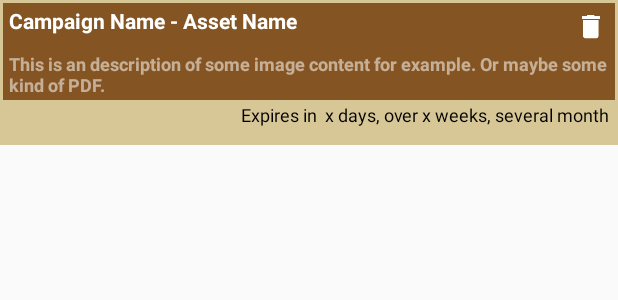
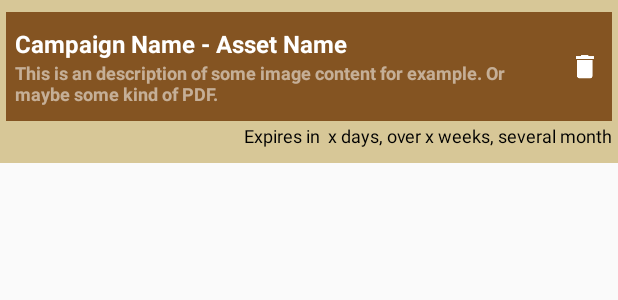
Before and after one commit to TimNowaczynski/weaver, an Android app: the layout scheduled_to_delete_list_item.xml on its own in the app's theme, with its tools: preview values and no code run, on a phone screen of 412 x 824 dp. Shown: the top 300 px of the screen. Run offline under Robolectric (Android 15) with nearby library versions, the phone set to English and light mode, and no system bars.

Commit message:
[Application/Testing]  * Changed mask for SecondaryTextColor from color-type to int value  * Implemented a few design changes to ScheduledToDeleteListItems  * Added LayoutManager to RecyclerView in ScheduledToDeleteFragment

```diff
--- a/app/src/main/java/de/quarian/weaver/assets/ScheduledToDeleteFragmentViewHolder.java
+++ b/app/src/main/java/de/quarian/weaver/assets/ScheduledToDeleteFragmentViewHolder.java
@@ -1,10 +1,12 @@
 package de.quarian.weaver.assets;
 
+import android.content.Context;
 import android.view.View;
 
 import java.util.List;
 
 import androidx.annotation.NonNull;
+import androidx.recyclerview.widget.LinearLayoutManager;
 import androidx.recyclerview.widget.RecyclerView;
 import de.quarian.weaver.WeaverLayoutInflater;
 import de.quarian.weaver.theming.ThemeProvider;
@@ -18,7 +20,9 @@ public class ScheduledToDeleteFragmentViewHolder extends RecyclerView.ViewHolder
                                                @NonNull final ThemeProvider themeProvider) {
         super(itemView);
         final RecyclerView recyclerView = (RecyclerView) itemView;
-        this.adapter = new ScheduledToDeleteListItemAdapter(recyclerView.getContext(), weaverLayoutInflater, themeProvider);
+        final Context context = recyclerView.getContext();
+        this.adapter = new ScheduledToDeleteListItemAdapter(context, weaverLayoutInflater, themeProvider);
+        recyclerView.setLayoutManager(new LinearLayoutManager(context));
         recyclerView.setAdapter(adapter);
         /*
             TODO: [Purely optional] Think about a transition from a campaign
--- a/app/src/main/java/de/quarian/weaver/assets/ScheduledToDeleteListItemAdapter.java
+++ b/app/src/main/java/de/quarian/weaver/assets/ScheduledToDeleteListItemAdapter.java
@@ -69,6 +69,5 @@ public class ScheduledToDeleteListItemAdapter extends RecyclerView.Adapter<Sched
     public void setAssetDisplayObjects(final List<AssetDisplayObject> assetDisplayObjects) {
         this.assetDisplayObjects.clear();
         this.assetDisplayObjects.addAll(assetDisplayObjects);
-        notifyDataSetChanged();
     }
 }
--- a/app/src/main/java/de/quarian/weaver/theming/ThemeDisplayObject.java
+++ b/app/src/main/java/de/quarian/weaver/theming/ThemeDisplayObject.java
@@ -68,7 +68,7 @@ public class ThemeDisplayObject {
 
     private static ThemeDisplayObject createFantasyThemeDisplayObject(@NonNull final Context context) {
         final Resources resources = context.getResources();
-        final int alphaMask = resources.getColor(R.color.secondaryTextColorAlphaMask);
+        final int alphaMask = resources.getInteger(R.integer.secondaryTextColorAlphaMask);
 
         final ThemeDisplayObject themeDisplayObject = new ThemeDisplayObject();
         themeDisplayObject.actionColor = resources.getColor(R.color.fantasySecondaryColor);
@@ -84,7 +84,7 @@ public class ThemeDisplayObject {
 
     private static ThemeDisplayObject createModernThemeDisplayObject(@NonNull final Context context) {
         final Resources resources = context.getResources();
-        final int alphaMask = resources.getColor(R.color.secondaryTextColorAlphaMask);
+        final int alphaMask = resources.getInteger(R.integer.secondaryTextColorAlphaMask);
 
         final ThemeDisplayObject themeDisplayObject = new ThemeDisplayObject();
         themeDisplayObject.actionColor = resources.getColor(R.color.modernSecondaryDarkColor);
@@ -100,7 +100,7 @@ public class ThemeDisplayObject {
 
     private static ThemeDisplayObject createFromTheme(@NonNull final Context context, @NonNull final Theme theme) {
         final Resources resources = context.getResources();
-        final int alphaMask = resources.getColor(R.color.secondaryTextColorAlphaMask);
+        final int alphaMask = resources.getInteger(R.integer.secondaryTextColorAlphaMask);
 
         final ThemeDisplayObject themeDisplayObject = new ThemeDisplayObject();
         themeDisplayObject.actionColor = Color.argb(theme.actionColorA, theme.actionColorR, theme.actionColorG, theme.actionColorB);
--- a/app/src/main/java/de/quarian/weaver/theming/ThemePreviewFragment.java
+++ b/app/src/main/java/de/quarian/weaver/theming/ThemePreviewFragment.java
@@ -3,8 +3,6 @@ package de.quarian.weaver.theming;
 import android.os.AsyncTask;
 import android.os.Bundle;
 import android.view.View;
-
-import java.util.Objects;
 
 import javax.inject.Inject;
 
@@ -64,7 +62,7 @@ public class ThemePreviewFragment extends Fragment {
 
     public void setItemTextColor(int itemTextColor) {
         themeDisplayObject.itemTextColor = itemTextColor;
-        final int alphaMask = getResources().getColor(R.color.secondaryTextColorAlphaMask);
+        final int alphaMask = getResources().getInteger(R.integer.secondaryTextColorAlphaMask);
         themeDisplayObject.itemTextSecondaryColor = ColorUtils.setAlphaComponent(itemTextColor, alphaMask);
         refreshContent();
     }
--- a/app/src/main/res/layout/scheduled_to_delete_list_item.xml
+++ b/app/src/main/res/layout/scheduled_to_delete_list_item.xml
@@ -15,16 +15,21 @@
 
     <LinearLayout
         tools:background="@color/tools_background_color"
-        android:background="@{theme.backgroundColor}"
         android:onClick="@{asset::open}"
         android:orientation="vertical"
-        android:padding="2dp"
         android:layout_width="match_parent"
         android:layout_height="wrap_content">
 
         <androidx.constraintlayout.widget.ConstraintLayout
             android:background="@{theme.itemDrawable}"
             tools:background="@color/tools_item_background_color"
+            android:paddingTop="8dp"
+            android:paddingBottom="8dp"
+            android:paddingStart="2dp"
+            android:paddingEnd="2dp"
+            android:layout_marginTop="8dp"
+            android:layout_marginStart="4dp"
+            android:layout_marginEnd="4dp"
             android:layout_width="match_parent"
             android:layout_height="wrap_content">
 
@@ -35,13 +40,16 @@
                 android:text="@{asset.assetTitleText}"
                 android:textStyle="bold"
                 android:textColor="@{theme.itemTextColor}"
-                android:textSize="14sp"
+                android:textSize="16sp"
+                android:maxLines="1"
+                android:ellipsize="end"
                 android:paddingTop="2dp"
                 android:paddingStart="4dp"
                 android:paddingEnd="4dp"
                 app:layout_constraintTop_toTopOf="parent"
                 app:layout_constraintStart_toStartOf="parent"
-                android:layout_width="wrap_content"
+                app:layout_constraintEnd_toStartOf="@id/scheduled_to_delete_delete_single_item"
+                android:layout_width="0dp"
                 android:layout_height="wrap_content"/>
 
             <!-- TODO: uncomment when implementing cloud storage
@@ -65,6 +73,7 @@
                 android:src="@drawable/ic_delete"
                 android:contentDescription="@string/cd_delete"
                 app:layout_constraintTop_toTopOf="parent"
+                app:layout_constraintBottom_toBottomOf="@+id/scheduled_to_delete_list_item_secondary_text"
                 app:layout_constraintEnd_toEndOf="parent"
                 android:layout_width="wrap_content"
                 android:layout_height="wrap_content"/>
@@ -80,9 +89,10 @@
                 android:paddingStart="4dp"
                 android:paddingEnd="4dp"
                 android:paddingBottom="2dp"
-                app:layout_constraintTop_toBottomOf="@id/scheduled_to_delete_delete_single_item"
+                app:layout_constraintTop_toBottomOf="@id/scheduled_to_delete_list_item_primary_text"
                 app:layout_constraintStart_toStartOf="parent"
-                android:layout_width="wrap_content"
+                app:layout_constraintEnd_toStartOf="@id/scheduled_to_delete_delete_single_item"
+                android:layout_width="0dp"
                 android:layout_height="wrap_content"/>
 
         </androidx.constraintlayout.widget.ConstraintLayout>
--- a/app/src/main/res/values/colors.xml
+++ b/app/src/main/res/values/colors.xml
@@ -24,7 +24,7 @@
   <color name="fantasyTertiaryTextColor">#88ffffff</color>
 
   <!-- Alpha Masks for dependent colors -->
-  <color name="secondaryTextColorAlphaMask">#AAffffff</color>
+  <integer name="secondaryTextColorAlphaMask">170</integer>
 
   <color name="white">#FFFFFF</color>
   <color name="white_secondary">#DDDDDD</color>
```
Also changed, not shown: app/src/main/java/de/quarian/weaver/assets/ScheduledToDeleteListItemViewHolder.java (+8 -0 lines).
